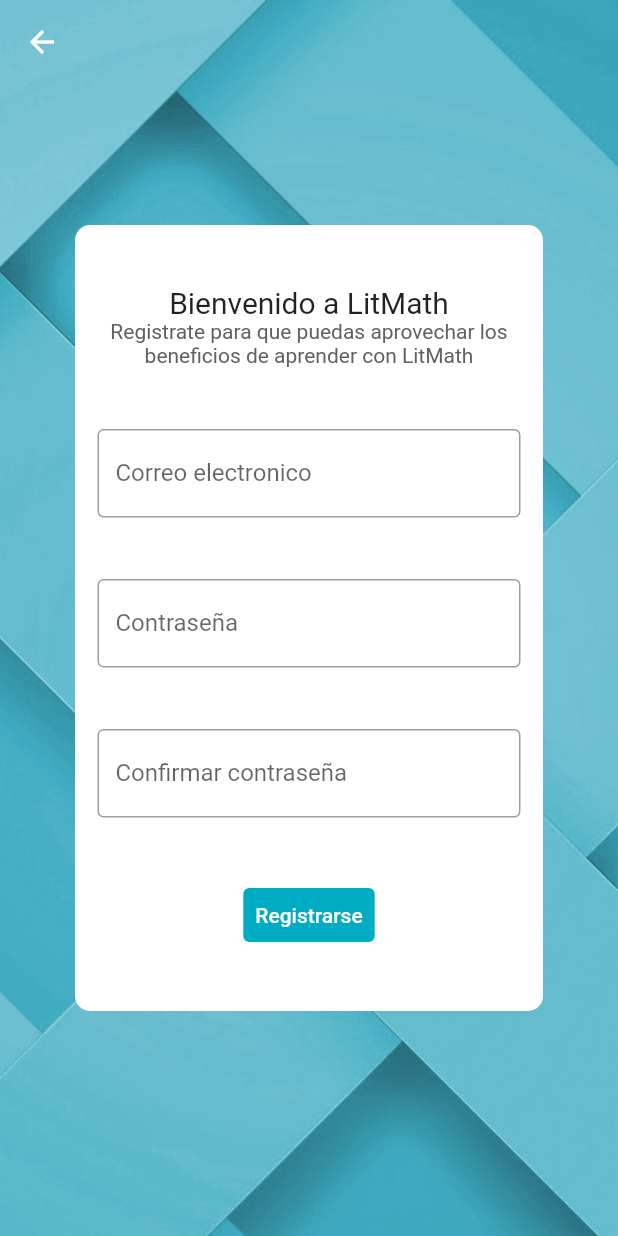
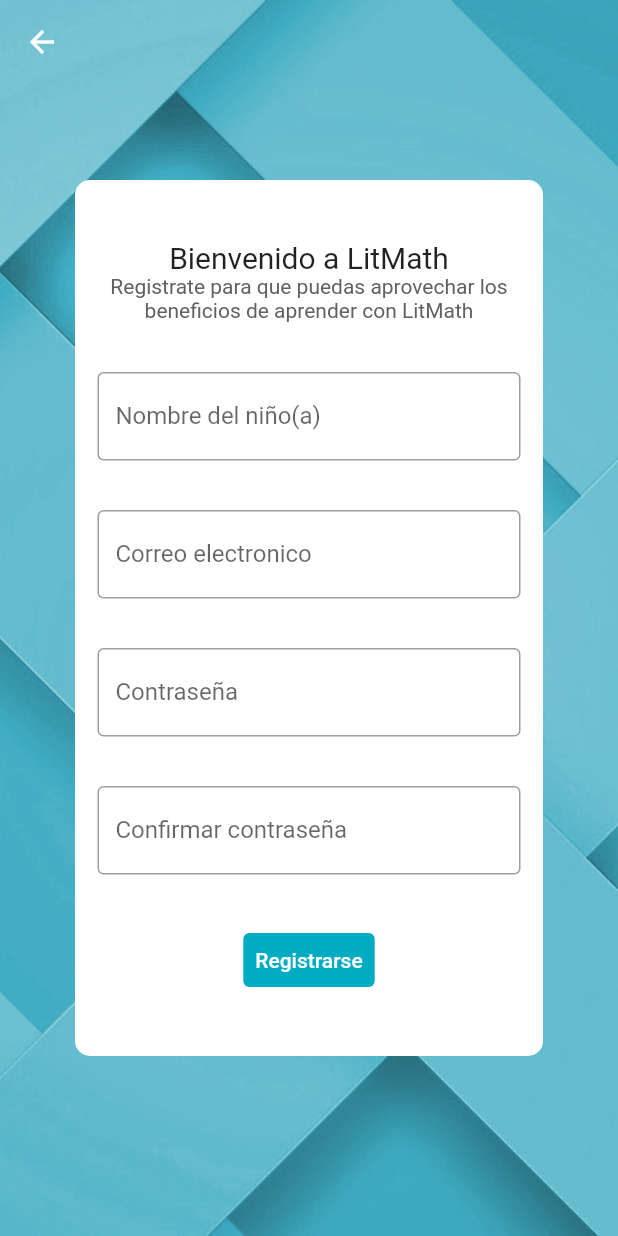
Before and after one commit to OrbitalCardinal/LitMath, a Flutter app: the NewSignUpScreen screen opened by its route, on a phone screen of 412 x 824 dp. Run offline on Flutter 3.47's test engine with Material 2 defaults, Android fonts, the phone set to English and light mode, and no system bars.

Commit message:
Kids name textfield added in sign up

```diff
--- a/litmath/lib/screens/new_signup_screen.dart
+++ b/litmath/lib/screens/new_signup_screen.dart
@@ -33,7 +33,7 @@ class _NewSignUpScreenState extends State<NewSignUpScreen> {
               ),
               Container(
                 margin:
-                    const EdgeInsets.symmetric(horizontal: 50, vertical: 150),
+                    const EdgeInsets.symmetric(horizontal: 50, vertical: 120),
                 decoration: BoxDecoration(
                   borderRadius: BorderRadius.circular(10),
                   color: Colors.white,
@@ -58,6 +58,19 @@ class _NewSignUpScreenState extends State<NewSignUpScreen> {
                             style: TextStyle(color: Colors.grey[700]),
                           ),
                         ],
+                      ),
+                      Theme(
+                        data: Theme.of(context).copyWith(
+                          colorScheme: Theme.of(context).colorScheme.copyWith(
+                                primary: Colors.cyan[600],
+                              ),
+                        ),
+                        child: const TextField(
+                          decoration: InputDecoration(
+                            border: OutlineInputBorder(),
+                            label: Text("Nombre del niño(a)"),
+                          ),
+                        ),
                       ),
                       Theme(
                         data: Theme.of(context).copyWith(
```
